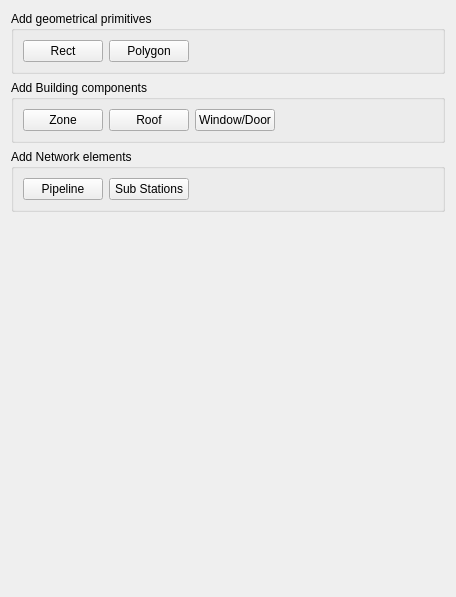
Old version of the form SIM-VICUS/src/SVPropAddGeometry.ui in the repository ghorwin/SIM-VICUS.
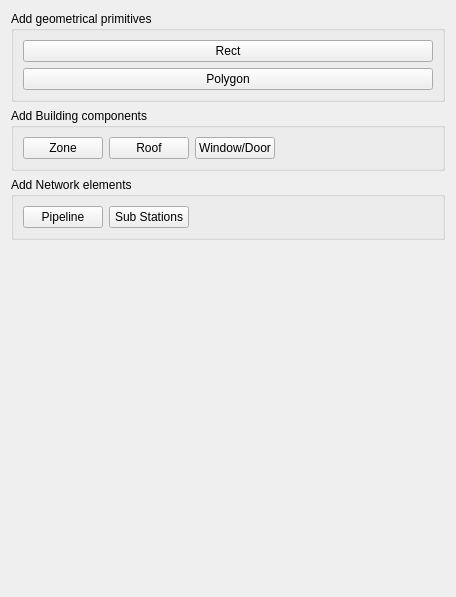
New version of the form.

Commit message: REMOVED DXF LIB

What changed in the file:
```diff
--- a/SIM-VICUS/src/SVPropAddGeometry.ui
+++ b/SIM-VICUS/src/SVPropAddGeometry.ui
@@ -19,33 +19,20 @@
      <property name="title">
       <string>Add geometrical primitives</string>
      </property>
-     <layout class="QGridLayout" name="gridLayout_7">
-      <item row="0" column="1">
-       <widget class="QPushButton" name="pushButtonAddPolygon">
-        <property name="text">
-         <string>Polygon</string>
-        </property>
-       </widget>
-      </item>
-      <item row="0" column="0">
+     <layout class="QVBoxLayout" name="verticalLayout">
+      <item>
        <widget class="QPushButton" name="pushButtonAddRect">
         <property name="text">
          <string>Rect</string>
         </property>
        </widget>
       </item>
-      <item row="0" column="2">
-       <spacer name="horizontalSpacer_3">
-        <property name="orientation">
-         <enum>Qt::Horizontal</enum>
+      <item>
+       <widget class="QPushButton" name="pushButtonAddPolygon">
+        <property name="text">
+         <string>Polygon</string>
         </property>
-        <property name="sizeHint" stdset="0">
-         <size>
-          <width>251</width>
-          <height>17</height>
-         </size>
-        </property>
-       </spacer>
+       </widget>
       </item>
      </layout>
     </widget>
```
The commit also changes 1 other file.
